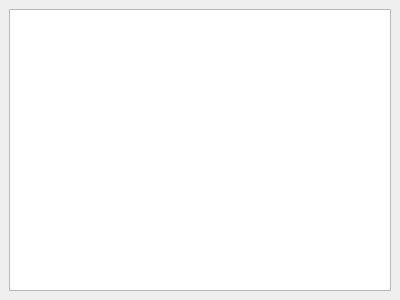
This is wordbook/wordbookdock.ui in lirenlin/goldendict as Qt 5 draws it before an edit. The edited form follows.
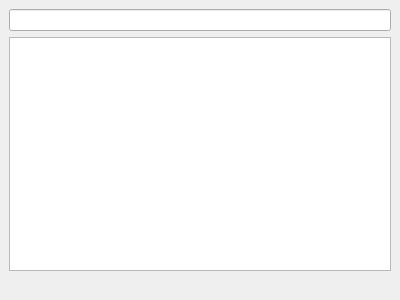
This is the edited form. Custom widgets are drawn as their Qt base class.

```diff
--- a/wordbook/wordbookdock.ui
+++ b/wordbook/wordbookdock.ui
@@ -10,11 +10,20 @@
     <height>300</height>
    </rect>
   </property>
+  <property name="features">
+   <set>QDockWidget::AllDockWidgetFeatures</set>
+  </property>
+  <property name="allowedAreas">
+   <set>Qt::AllDockWidgetAreas</set>
+  </property>
   <property name="windowTitle">
    <string>WordBook</string>
   </property>
   <widget class="QWidget" name="dockWidgetContents">
    <layout class="QVBoxLayout" name="verticalLayout">
+    <item>
+     <widget class="LineEdit" name="searchBox"/>
+    </item>
     <item>
      <widget class="QTableView" name="tableView">
       <property name="contextMenuPolicy">
@@ -28,9 +37,23 @@
       </property>
      </widget>
     </item>
+    <item>
+     <widget class="QLabel" name="statusLine">
+      <property name="text">
+       <string/>
+      </property>
+     </widget>
+    </item>
    </layout>
   </widget>
  </widget>
+ <customwidgets>
+  <customwidget>
+   <class>LineEdit</class>
+   <extends>QLineEdit</extends>
+   <header location="global">lineedit.h</header>
+  </customwidget>
+ </customwidgets>
  <resources/>
  <connections/>
 </ui>
```
